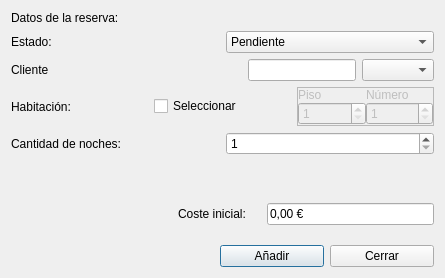
Qt form Componentes_Visuales/Ventana_Nueva_Reserva/aniadirreserva.ui (Dennis-Villa/Gestor_Hotelero) before a commit.
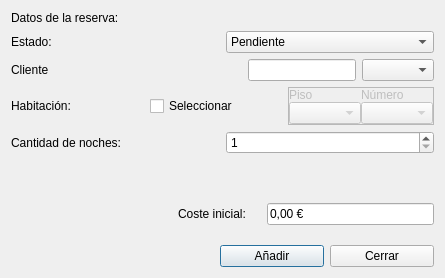
The same form after that commit.

```diff
--- a/Componentes_Visuales/Ventana_Nueva_Reserva/aniadirreserva.ui
+++ b/Componentes_Visuales/Ventana_Nueva_Reserva/aniadirreserva.ui
@@ -126,13 +126,6 @@
         </property>
         <item>
          <layout class="QGridLayout" name="gridLayout">
-          <item row="1" column="0">
-           <widget class="QSpinBox" name="spinBoxPiso">
-            <property name="minimum">
-             <number>1</number>
-            </property>
-           </widget>
-          </item>
           <item row="0" column="0">
            <widget class="QLabel" name="label">
             <property name="text">
@@ -147,12 +140,11 @@
             </property>
            </widget>
           </item>
+          <item row="1" column="0">
+           <widget class="QComboBox" name="comboBoxPiso"/>
+          </item>
           <item row="1" column="1">
-           <widget class="QSpinBox" name="spinBoxNumero">
-            <property name="minimum">
-             <number>1</number>
-            </property>
-           </widget>
+           <widget class="QComboBox" name="comboBoxNumero"/>
           </item>
          </layout>
         </item>
```
